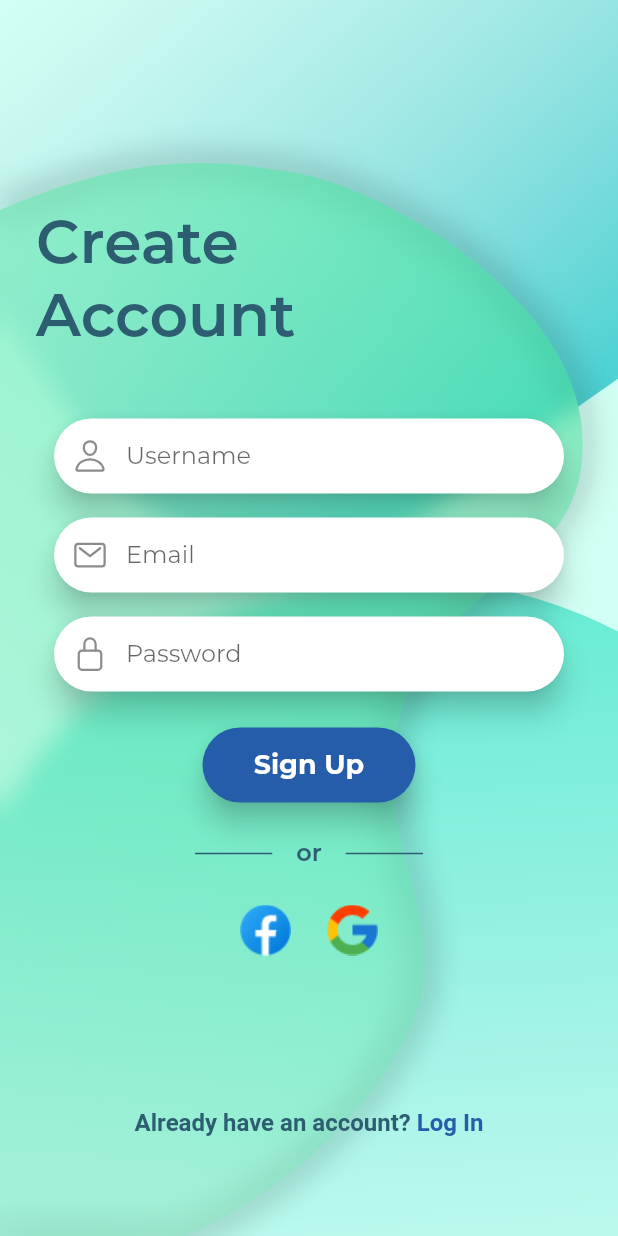
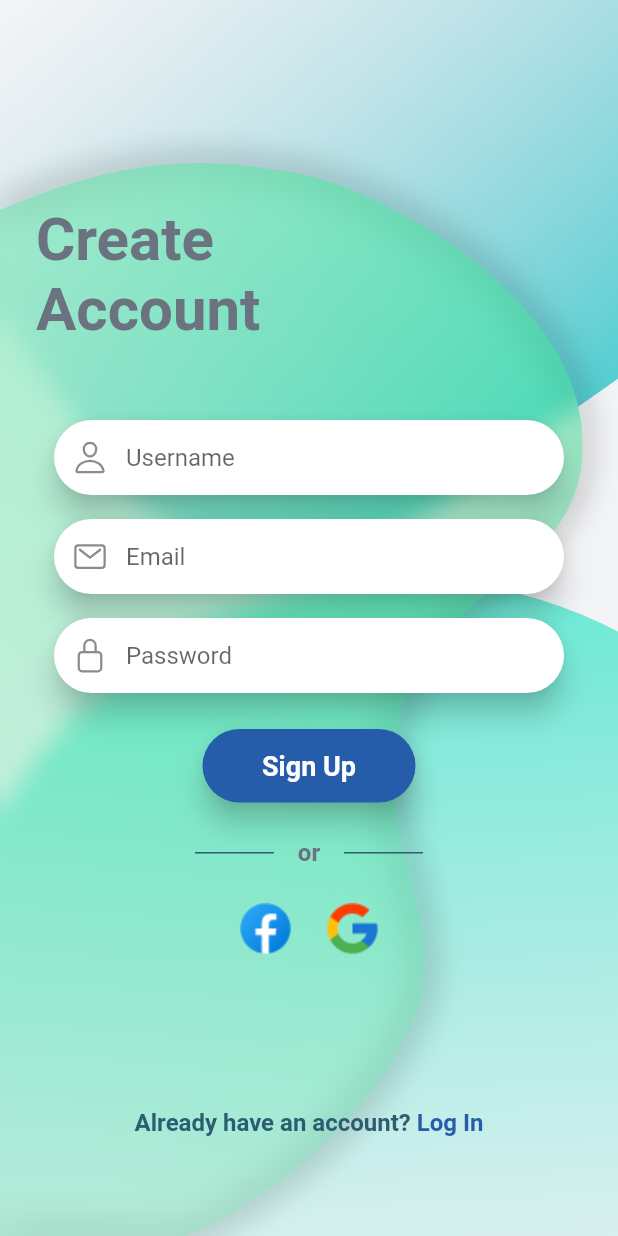
Before and after one commit to naman1102/KanBan-Hacktober, a Flutter app: the screen it shows after launch, on a phone screen of 412 x 824 dp. Run offline on Flutter 3.47's test engine with Material 2 defaults, Android fonts, the phone set to English and light mode, and no system bars; our stand-ins replace firebase_auth, firebase_core, get, ionicons; missing offline and left inert: dart:ffi, dart:html; accounts and stored records are empty; statements that could not run were skipped.

Commit message:
chore : update color them for easily changeable

```diff
--- /dev/null
+++ b/lib/config/AppTheme.dart
@@ -0,0 +1,170 @@
+import 'package:flutter/material.dart';
+
+class AppThemes {
+  /// Colors from Tailwind CSS
+  ///
+  /// https://tailwindcss.com/docs/customizing-colors
+
+  static const int _primaryColor = 0xFF2D5D70;
+  static const MaterialColor primarySwatch =
+  MaterialColor(_primaryColor, <int, Color>{
+    50: Color(0xFFDCF2FF),
+    100: Color(0xFFBCDCE9),
+    200: Color(0xFF9DC1D2),
+    300: Color(0xFF7CA7BB),
+    400: Color(0xFF6393A9),
+    500: Color(0xFF488098),
+    600: Color(0xFF3C7186),
+    700: Color(_primaryColor),
+    800: Color(0xFF204A5B),
+    900: Color(0xFF0D3543),
+  });
+
+  static const int _secondaryColor = 0xFF265DAB;
+  static const MaterialColor secondarySwatch =
+  MaterialColor(_secondaryColor, <int, Color>{
+    50: Color(0xFFE3F1FA),
+    100: Color(0xFFBEE0F8),
+    200: Color(0xFF94CDF6),
+    300: Color(0xFF69B9F3),
+    400: Color(0xFF49ABF1),
+    500: Color(0xFF3E9CE9),
+    600: Color(0xFF3582D5),
+    700: Color(0xFF2E71C2),
+    800: Color(_secondaryColor),
+    900: Color(0xFF1C418C),
+  });
+
+  static const int _textColor = 0xFF6B7280;
+  static const MaterialColor textSwatch =
+  MaterialColor(_textColor, <int, Color>{
+    50: Color(0xFFF9FAFB),
+    100: Color(0xFFF3F4F6),
+    200: Color(0xFFE5E7EB),
+    300: Color(0xFFD1D5DB),
+    400: Color(0xFF9CA3AF),
+    500: Color(_textColor),
+    600: Color(0xFF4B5563),
+    700: Color(0xFF374151),
+    800: Color(0xFF1F2937),
+    900: Color(0xFF111827),
+  });
+
+  static const int _backgroundSwatch = 0xFF6B7280;
+  static const MaterialColor backgroundSwatch =
+  MaterialColor(_backgroundSwatch, <int, Color>{
+    50: Color(0xFFF9FAFB),
+    100: Color(0xFFF3F4F6),
+    200: Color(0xFFE5E7EB),
+    300: Color(0xFFD1D5DB),
+    400: Color(0xFF9CA3AF),
+    500: Color(_backgroundSwatch),
+    600: Color(0xFF4B5563),
+    700: Color(0xFF374151),
+    800: Color(0xFF1F2937),
+    900: Color(0xFF111827),
+  });
+
+  static final lightTheme = ThemeData(
+    primarySwatch: primarySwatch,
+    brightness: Brightness.light,
+    scaffoldBackgroundColor: backgroundSwatch.shade100,
+    backgroundColor: textSwatch.shade100,
+    cardColor: Colors.white,
+    bottomAppBarColor: Colors.white,
+    dividerColor: const Color(0x1C000000),
+    textTheme: TextTheme(
+      headline1: TextStyle(
+        color: textSwatch.shade700,
+        fontWeight: FontWeight.w300,
+      ),
+      headline2: TextStyle(
+        color: textSwatch.shade600,
+      ),
+      headline3: TextStyle(
+        color: textSwatch.shade700,
+      ),
+      headline4: TextStyle(
+        color: textSwatch.shade700,
+      ),
+      headline5: TextStyle(
+        color: textSwatch.shade600,
+      ),
+      headline6: TextStyle(
+        color: textSwatch.shade700,
+      ),
+      subtitle1: TextStyle(
+        color: textSwatch.shade700,
+      ),
+      subtitle2: TextStyle(
+        color: textSwatch.shade600,
+      ),
+      bodyText1: TextStyle(
+        color: textSwatch.shade700,
+      ),
+      bodyText2: TextStyle(
+        color: textSwatch.shade500,
+      ),
+      button: TextStyle(
+        color: textSwatch.shade500,
+      ),
+      caption: TextStyle(
+        color: textSwatch.shade500,
+      ),
+      overline: TextStyle(
+        color: textSwatch.shade500,
+      ),
+    ),
+  );
+
+  static final darkTheme = lightTheme.copyWith(
+    brightness: Brightness.dark,
+    scaffoldBackgroundColor: const Color(0xFF24242a),
+    backgroundColor: const Color(0xFF24242a),
+    cardColor: const Color(0xFF2f2f34),
+    bottomAppBarColor: const Color(0xFF35353a),
+    dividerColor: const Color(0x1CFFFFFF),
+    textTheme: TextTheme(
+      headline1: TextStyle(
+        color: textSwatch.shade200,
+        fontWeight: FontWeight.w300,
+      ),
+      headline2: TextStyle(
+        color: textSwatch.shade300,
+      ),
+      headline3: TextStyle(
+        color: textSwatch.shade200,
+      ),
+      headline4: TextStyle(
+        color: textSwatch.shade200,
+      ),
+      headline5: TextStyle(
+        color: textSwatch.shade300,
+      ),
+      headline6: TextStyle(
+        color: textSwatch.shade200,
+      ),
+      subtitle1: TextStyle(
+        color: textSwatch.shade200,
+      ),
+      subtitle2: TextStyle(
+        color: textSwatch.shade300,
+      ),
+      bodyText1: TextStyle(
+        color: textSwatch.shade300,
+      ),
+      bodyText2: TextStyle(
+        color: textSwatch.shade200,
+      ),
+      button: TextStyle(
+        color: textSwatch.shade400,
+      ),
+      caption: TextStyle(
+        color: textSwatch.shade400,
+      ),
+      overline: TextStyle(
+        color: textSwatch.shade400,
+      ),
+    ),
+  );
+}
--- a/lib/main.dart
+++ b/lib/main.dart
@@ -1,10 +1,10 @@
 import 'package:firebase_core/firebase_core.dart';
 import 'package:flutter/material.dart';
 import 'package:get/get.dart';
+import 'package:login_screen/config/AppTheme.dart';
 import 'package:login_screen/controller/auth_controller.dart';
 
 import 'screens/login_screen/login_screen.dart';
-import 'utils/constants.dart';
 
 Future<void> main() async {
   WidgetsFlutterBinding.ensureInitialized();
@@ -21,13 +21,7 @@
     return MaterialApp(
       title: 'KanBan App',
       debugShowCheckedModeBanner: false,
-      theme: ThemeData(
-        scaffoldBackgroundColor: kBackgroundColor,
-        textTheme: Theme.of(context).textTheme.apply(
-              bodyColor: kPrimaryColor,
-              fontFamily: 'Montserrat',
-            ),
-      ),
+      theme: AppThemes.lightTheme,
       home: const LoginScreen(),
     );
   }
--- a/lib/screens/login_screen/components/bottom_text.dart
+++ b/lib/screens/login_screen/components/bottom_text.dart
@@ -1,8 +1,8 @@
 import 'package:flutter/material.dart';
+import 'package:login_screen/config/AppTheme.dart';
 import 'package:login_screen/screens/login_screen/animations/change_screen_animation.dart';
 import 'package:login_screen/utils/helper_functions.dart';
 
-import '../../../utils/constants.dart';
 import 'login_content.dart';
 
 class BottomText extends StatefulWidget {
@@ -55,7 +55,7 @@ class _BottomTextState extends State<BottomText> {
                       ? 'Already have an account? '
                       : 'Don\'t have an account? ',
                   style: const TextStyle(
-                    color: kPrimaryColor,
+                    color: AppThemes.primarySwatch,
                     fontWeight: FontWeight.w600,
                   ),
                 ),
@@ -65,7 +65,7 @@ class _BottomTextState extends State<BottomText> {
                       ? 'Log In'
                       : 'Sign Up',
                   style: const TextStyle(
-                    color: kSecondaryColor,
+                    color: AppThemes.secondarySwatch,
                     fontWeight: FontWeight.bold,
                   ),
                 ),
--- a/lib/screens/login_screen/components/login_content.dart
+++ b/lib/screens/login_screen/components/login_content.dart
@@ -1,8 +1,8 @@
 import 'package:flutter/material.dart';
 import 'package:ionicons/ionicons.dart';
+import 'package:login_screen/config/AppTheme.dart';
 import 'package:login_screen/utils/helper_functions.dart';
 
-import '../../../utils/constants.dart';
 import '../animations/change_screen_animation.dart';
 import 'bottom_text.dart';
 import 'top_text.dart';
@@ -60,7 +60,7 @@ class _LoginContentState extends State<LoginContent>
         style: ElevatedButton.styleFrom(
           padding: const EdgeInsets.symmetric(vertical: 14),
           shape: const StadiumBorder(),
-          primary: kSecondaryColor,
+          backgroundColor: AppThemes.secondarySwatch,
           elevation: 8,
           shadowColor: Colors.black87,
         ),
@@ -83,7 +83,7 @@ class _LoginContentState extends State<LoginContent>
           Flexible(
             child: Container(
               height: 1,
-              color: kPrimaryColor,
+              color: AppThemes.primarySwatch,
             ),
           ),
           const Padding(
@@ -99,7 +99,7 @@ class _LoginContentState extends State<LoginContent>
           Flexible(
             child: Container(
               height: 1,
-              color: kPrimaryColor,
+              color: AppThemes.primarySwatch,
             ),
           ),
         ],
@@ -131,7 +131,7 @@ class _LoginContentState extends State<LoginContent>
           style: TextStyle(
             fontSize: 16,
             fontWeight: FontWeight.w600,
-            color: kSecondaryColor,
+            color: AppThemes.secondarySwatch,
           ),
         ),
       ),
```
